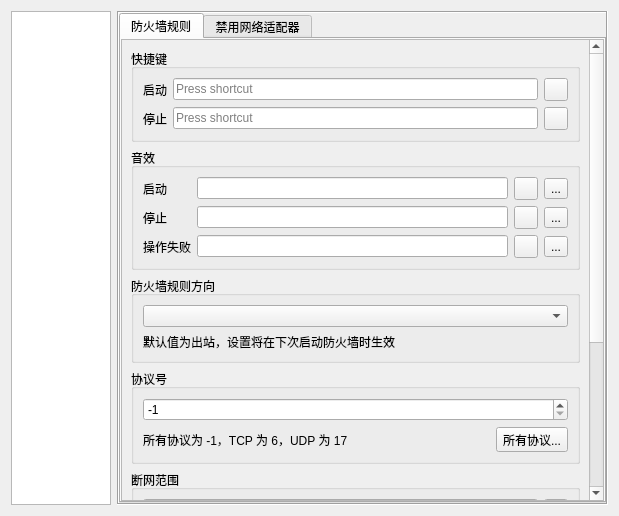
Above: EliteSpeedrunTool/SettingDialog.ui from GTA5Oracle/EliteSpeedrunTool before the change. Below: the same form after it.
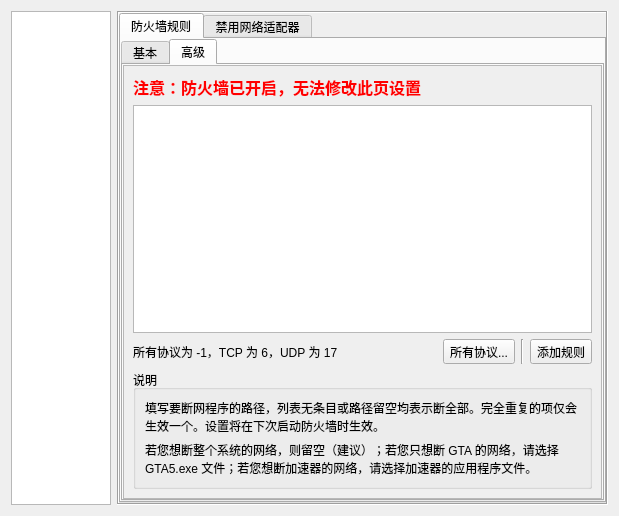
That is the form after the change. The open tabs and pages were chosen to show the change. Icons and pictures are not drawn. Custom widgets are drawn as their Qt base class.

```diff
--- a/EliteSpeedrunTool/SettingDialog.ui
+++ b/EliteSpeedrunTool/SettingDialog.ui
@@ -139,6 +139,32 @@
              </layout>
             </widget>
            </item>
+           <item>
+            <widget class="QGroupBox" name="groupBox_12">
+             <property name="title">
+              <string notr="true">Page Up</string>
+             </property>
+             <layout class="QVBoxLayout" name="verticalLayout_22">
+              <item>
+               <widget class="QCheckBox" name="cbPgupExtended">
+                <property name="text">
+                 <string>修复部分键盘 Page Up 无效的问题</string>
+                </property>
+               </widget>
+              </item>
+              <item>
+               <widget class="QLabel" name="label_35">
+                <property name="text">
+                 <string>此问题常出现在与小键盘数字 9 位置重合的 Page Up 键上。</string>
+                </property>
+                <property name="wordWrap">
+                 <bool>true</bool>
+                </property>
+               </widget>
+              </item>
+             </layout>
+            </widget>
+           </item>
            <item>
             <widget class="QGroupBox" name="groupBox_11">
              <property name="title">
@@ -1134,6 +1160,28 @@
             <number>0</number>
            </property>
            <item>
+            <widget class="QTabWidget" name="tabWidget_5">
+             <property name="currentIndex">
+              <number>0</number>
+             </property>
+             <widget class="QWidget" name="tab_7">
+              <attribute name="title">
+               <string>基本</string>
+              </attribute>
+              <layout class="QVBoxLayout" name="verticalLayout_62">
+               <property name="leftMargin">
+                <number>0</number>
+               </property>
+               <property name="topMargin">
+                <number>0</number>
+               </property>
+               <property name="rightMargin">
+                <number>0</number>
+               </property>
+               <property name="bottomMargin">
+                <number>0</number>
+               </property>
+               <item>
             <widget class="QScrollArea" name="scrollArea_3">
              <property name="widgetResizable">
               <bool>true</bool>
@@ -1143,8 +1191,8 @@
                <rect>
                 <x>0</x>
                 <y>0</y>
-                <width>248</width>
-                <height>571</height>
+                    <width>119</width>
+                    <height>325</height>
                </rect>
               </property>
               <layout class="QVBoxLayout" name="verticalLayout_14">
@@ -1163,7 +1211,7 @@
                   <item row="0" column="0">
                    <widget class="QLabel" name="label_15">
                     <property name="text">
-                     <string>启动</string>
+                         <string>启用</string>
                     </property>
                    </widget>
                   </item>
@@ -1178,7 +1226,7 @@
                   <item row="2" column="0">
                    <widget class="QLabel" name="label_16">
                     <property name="text">
-                     <string>停止</string>
+                         <string>停用</string>
                     </property>
                    </widget>
                   </item>
@@ -1224,7 +1272,7 @@
                   <item row="0" column="0">
                    <widget class="QLabel" name="label">
                     <property name="text">
-                     <string>启动</string>
+                         <string>启用</string>
                     </property>
                    </widget>
                   </item>
@@ -1253,14 +1301,14 @@
                   <item row="2" column="0">
                    <widget class="QLabel" name="label_2">
                     <property name="text">
-                     <string>停止</string>
+                         <string>停用</string>
                     </property>
                    </widget>
                   </item>
                   <item row="3" column="0">
                    <widget class="QLabel" name="label_3">
                     <property name="text">
-                     <string>操作失败</string>
+                         <string>失败</string>
                     </property>
                    </widget>
                   </item>
@@ -1278,18 +1326,22 @@
                 </widget>
                </item>
                <item>
-                <widget class="QGroupBox" name="groupBox_12">
+                    <widget class="QGroupBox" name="groupBox_7">
                  <property name="title">
-                  <string>防火墙规则方向</string>
-                 </property>
-                 <layout class="QVBoxLayout" name="verticalLayout_27">
+                      <string>防火墙状态显示</string>
+                     </property>
+                     <layout class="QVBoxLayout" name="verticalLayout_20">
                   <item>
-                   <widget class="QComboBox" name="cbFirewallDirection"/>
+                       <widget class="QCheckBox" name="cbFirewallAlwaysDisplay">
+                        <property name="text">
+                         <string>防火墙状态常驻</string>
+                        </property>
+                       </widget>
                   </item>
                   <item>
-                   <widget class="QLabel" name="label_35">
+                       <widget class="QLabel" name="label_30">
                     <property name="text">
-                     <string>默认值为出站，设置将在下次启动防火墙时生效</string>
+                         <string>勾选后，防火墙规则是否启用将常驻显示；反之，将仅在防火墙规则启用时显示。</string>
                     </property>
                     <property name="wordWrap">
                      <bool>true</bool>
@@ -1300,31 +1352,112 @@
                 </widget>
                </item>
                <item>
-                <widget class="QGroupBox" name="groupBox_24">
-                 <property name="title">
-                  <string>协议号</string>
-                 </property>
-                 <layout class="QVBoxLayout" name="verticalLayout_47">
+                    <spacer name="spacer_7">
+                     <property name="orientation">
+                      <enum>Qt::Orientation::Vertical</enum>
+                     </property>
+                     <property name="sizeHint" stdset="0">
+                      <size>
+                       <width>20</width>
+                       <height>1</height>
+                      </size>
+                     </property>
+                    </spacer>
+                   </item>
+                  </layout>
+                 </widget>
+                </widget>
+               </item>
+              </layout>
+             </widget>
+             <widget class="QWidget" name="tab_8">
+              <attribute name="title">
+               <string>高级</string>
+              </attribute>
+              <layout class="QVBoxLayout" name="verticalLayout_60">
+               <property name="leftMargin">
+                <number>0</number>
+               </property>
+               <property name="topMargin">
+                <number>0</number>
+               </property>
+               <property name="rightMargin">
+                <number>0</number>
+               </property>
+               <property name="bottomMargin">
+                <number>0</number>
+               </property>
                   <item>
-                   <widget class="QSpinBox" name="sbFirewallProtocol">
-                    <property name="minimum">
-                     <number>-1</number>
-                    </property>
-                    <property name="maximum">
-                     <number>255</number>
-                    </property>
-                    <property name="value">
-                     <number>-1</number>
-                    </property>
+                <widget class="QScrollArea" name="scrollArea_18">
+                 <property name="widgetResizable">
+                  <bool>true</bool>
+                 </property>
+                 <widget class="QWidget" name="scrollAreaWidgetContents_18">
+                  <property name="geometry">
+                   <rect>
+                    <x>0</x>
+                    <y>0</y>
+                    <width>156</width>
+                    <height>514</height>
+                   </rect>
+                  </property>
+                  <layout class="QVBoxLayout" name="verticalLayout_61">
+                   <item>
+                    <widget class="QLabel" name="labFirewallRuleEnabledWarning">
+                     <property name="palette">
+                      <palette>
+                       <active>
+                        <colorrole role="WindowText">
+                         <brush brushstyle="SolidPattern">
+                          <color alpha="255">
+                           <red>255</red>
+                           <green>0</green>
+                           <blue>0</blue>
+                          </color>
+                         </brush>
+                        </colorrole>
+                       </active>
+                       <inactive>
+                        <colorrole role="WindowText">
+                         <brush brushstyle="SolidPattern">
+                          <color alpha="255">
+                           <red>255</red>
+                           <green>0</green>
+                           <blue>0</blue>
+                          </color>
+                         </brush>
+                        </colorrole>
+                       </inactive>
+                       <disabled/>
+                      </palette>
+                     </property>
+                     <property name="font">
+                      <font>
+                       <pointsize>12</pointsize>
+                       <bold>true</bold>
+                      </font>
+                     </property>
+                     <property name="text">
+                      <string>注意：防火墙已开启，无法修改此页设置</string>
+                     </property>
+                     <property name="wordWrap">
+                      <bool>true</bool>
+                     </property>
                    </widget>
                   </item>
                   <item>
-                   <layout class="QHBoxLayout" name="horizontalLayout_11">
+                    <widget class="FirewallPathTableWidget" name="twFirewallAppPath"/>
+                   </item>
+                   <item>
+                    <layout class="QHBoxLayout" name="horizontalLayout_23">
                     <item>
                      <widget class="QLabel" name="label_58">
                       <property name="text">
                        <string>所有协议为 -1，TCP 为 6，UDP 为 17</string>
                       </property>
+                       <property name="wordWrap">
+                        <bool>true</bool>
+                       </property>
                      </widget>
                     </item>
                     <item>
@@ -1341,47 +1474,52 @@
                       </property>
                      </widget>
                     </item>
-                   </layout>
-                  </item>
-                 </layout>
-                </widget>
-               </item>
                <item>
-                <widget class="QGroupBox" name="groupBox_7">
-                 <property name="title">
-                  <string>断网范围</string>
-                 </property>
-                 <layout class="QVBoxLayout" name="verticalLayout_13">
-                  <item>
-                   <layout class="QHBoxLayout" name="_18">
-                    <item>
-                     <widget class="QLineEdit" name="leFirewallAppPath">
-                      <property name="placeholderText">
-                       <string>若您不了解断网原理，请留空！</string>
+                      <widget class="Line" name="line_2">
+                       <property name="orientation">
+                        <enum>Qt::Orientation::Vertical</enum>
                       </property>
                      </widget>
                     </item>
                     <item>
                      <widget class="QToolButton" name="tbSelectFirewallApp">
                       <property name="text">
-                       <string notr="true">...</string>
+                        <string>添加规则</string>
                       </property>
                      </widget>
                     </item>
                    </layout>
                   </item>
                   <item>
-                   <widget class="QTabWidget" name="tabWidget_2">
-                    <property name="currentIndex">
-                     <number>0</number>
-                    </property>
-                    <widget class="QWidget" name="tabWidget_2Page2">
-                     <attribute name="title">
+                    <widget class="QGroupBox" name="groupBox_24">
+                     <property name="title">
                       <string>说明</string>
-                     </attribute>
-                     <layout class="QVBoxLayout" name="verticalLayout_22">
+                     </property>
+                     <layout class="QVBoxLayout" name="verticalLayout_13">
+                      <item>
+                       <widget class="QLabel" name="label_27">
+                        <property name="sizePolicy">
+                         <sizepolicy hsizetype="Preferred" vsizetype="Maximum">
+                          <horstretch>0</horstretch>
+                          <verstretch>0</verstretch>
+                         </sizepolicy>
+                        </property>
+                        <property name="text">
+                         <string>填写要断网程序的路径，列表无条目或路径留空均表示断全部。完全重复的项仅会生效一个。设置将在下次启动防火墙时生效。</string>
+                        </property>
+                        <property name="wordWrap">
+                         <bool>true</bool>
+                        </property>
+                       </widget>
+                      </item>
                       <item>
                        <widget class="QLabel" name="label_28">
+                        <property name="sizePolicy">
+                         <sizepolicy hsizetype="Preferred" vsizetype="Maximum">
+                          <horstretch>0</horstretch>
+                          <verstretch>0</verstretch>
+                         </sizepolicy>
+                        </property>
                         <property name="text">
                          <string>若您想断整个系统的网络，则留空（建议）；若您只想断 GTA 的网络，请选择 GTA5.exe 文件；若您想断加速器的网络，请选择加速器的应用程序文件。</string>
                         </property>
@@ -1390,58 +1528,12 @@
                         </property>
                        </widget>
                       </item>
-                      <item>
-                       <widget class="QLabel" name="label_27">
-                        <property name="text">
-                         <string>填写要断网程序的路径，留空表示断全部。设置将在下次启动防火墙时生效。</string>
-                        </property>
-                        <property name="wordWrap">
-                         <bool>true</bool>
-                        </property>
-                       </widget>
-                      </item>
                      </layout>
                     </widget>
-                    <widget class="QWidget" name="tabWidget_2Page1">
-                     <attribute name="title">
-                      <string>加速器 (UU 用户必看)</string>
-                     </attribute>
-                     <layout class="QVBoxLayout" name="verticalLayout_20">
-                      <item>
-                       <widget class="QLabel" name="label_30">
-                        <property name="text">
-                         <string>使用 UU 加速器的用户请填写 GTA5.exe 的完整路径，然后在 UU 内使用“路由模式”进行加速。
-GTA5.exe 的完整路径例如：
-F:\Epic Games\GTAV\GTA5.exe
-
-其他加速器用户可直接填写加速器可执行 EXE 文件的路径。
-加速器可执行 EXE 文件的路径例如：
-C:\Program Files (x86)\nn\nn.exe</string>
-                        </property>
-                        <property name="wordWrap">
-                         <bool>true</bool>
-                        </property>
-                       </widget>
                       </item>
                      </layout>
                     </widget>
                    </widget>
-                  </item>
-                 </layout>
-                </widget>
-               </item>
-               <item>
-                <spacer name="spacer_7">
-                 <property name="orientation">
-                  <enum>Qt::Orientation::Vertical</enum>
-                 </property>
-                 <property name="sizeHint" stdset="0">
-                  <size>
-                   <width>20</width>
-                   <height>1</height>
-                  </size>
-                 </property>
-                </spacer>
                </item>
               </layout>
              </widget>
@@ -3103,6 +3195,11 @@
    <extends>QToolButton</extends>
    <header location="global">CursorSelectorButton.h</header>
   </customwidget>
+  <customwidget>
+   <class>FirewallPathTableWidget</class>
+   <extends>QTableWidget</extends>
+   <header>net/FirewallPathTableWidget.h</header>
+  </customwidget>
  </customwidgets>
  <tabstops>
   <tabstop>lwPage</tabstop>
```
Left out of the diff: 5 changed lines with no effect on the pictures. Lines whose indentation alone changed are shown as unchanged.
